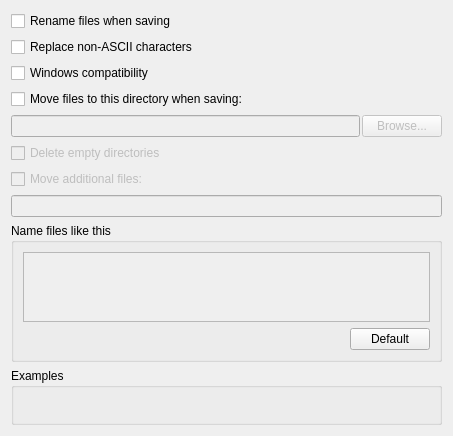
First picture: the form in ui/options_renaming.ui, repository metabrainz/picard, before the edit.
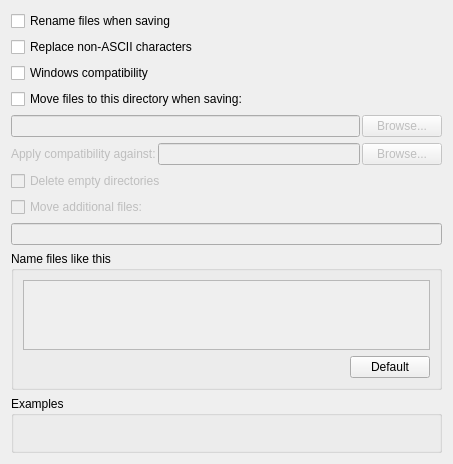
Second picture: the form after the edit.

Commit message: new renaming setting

Diff of the .ui file:
```diff
--- a/ui/options_renaming.ui
+++ b/ui/options_renaming.ui
@@ -72,6 +72,43 @@
      </item>
     </layout>
    </item>
+   <item>
+    <layout class="QHBoxLayout" name="move_files_ancestorLayout">
+     <property name="spacing">
+      <number>2</number>
+     </property>
+     <item>
+      <widget class="QLabel" name="move_files_ancestor_label">
+       <property name="enabled">
+        <bool>false</bool>
+       </property>
+       <property name="text">
+        <string>Apply compatibility against:</string>
+       </property>
+      </widget>
+     </item>
+     <item>
+      <widget class="QLineEdit" name="move_files_ancestor">
+       <property name="enabled">
+        <bool>false</bool>
+       </property>
+       <property name="text">
+        <string/>
+       </property>
+      </widget>
+     </item>
+     <item>
+      <widget class="QPushButton" name="move_files_ancestor_browse">
+       <property name="enabled">
+        <bool>false</bool>
+       </property>
+       <property name="text">
+        <string>Browse...</string>
+       </property>
+      </widget>
+     </item>
+    </layout>
+   </item>
    <item>
     <widget class="QCheckBox" name="delete_empty_dirs">
      <property name="enabled">
```
The commit also changes 2 other files.
